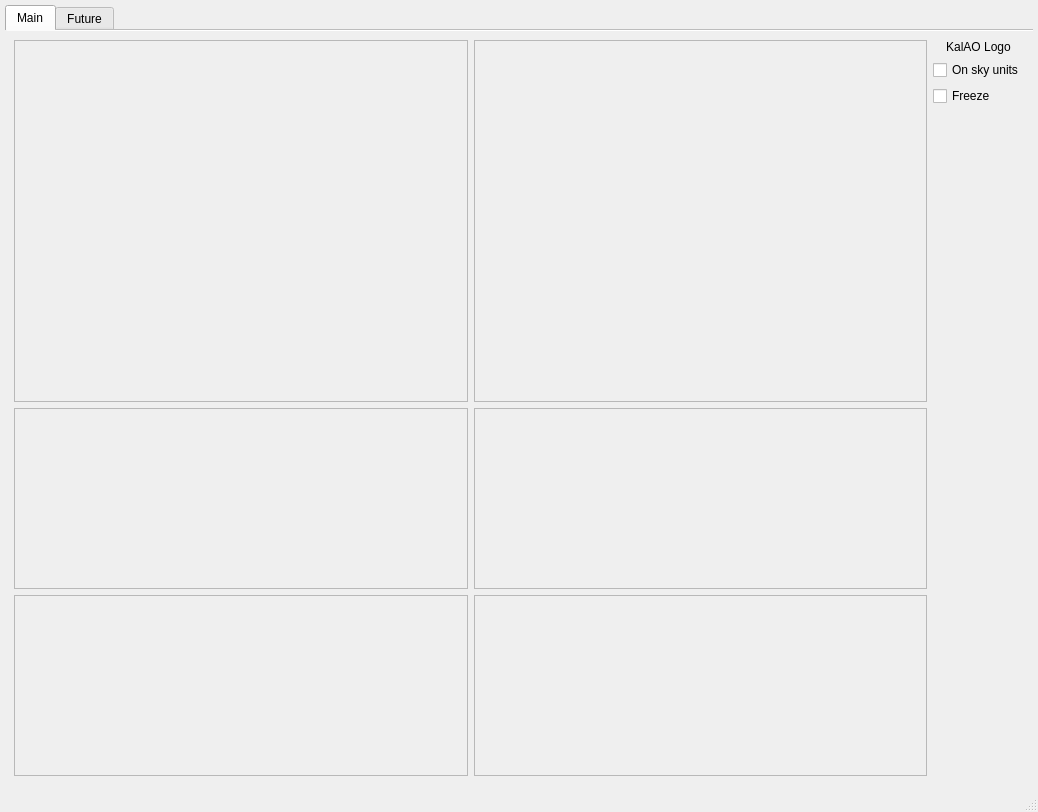
Old version of the form guis/ui/unified.ui in the repository janis-hag/kalao-ics.
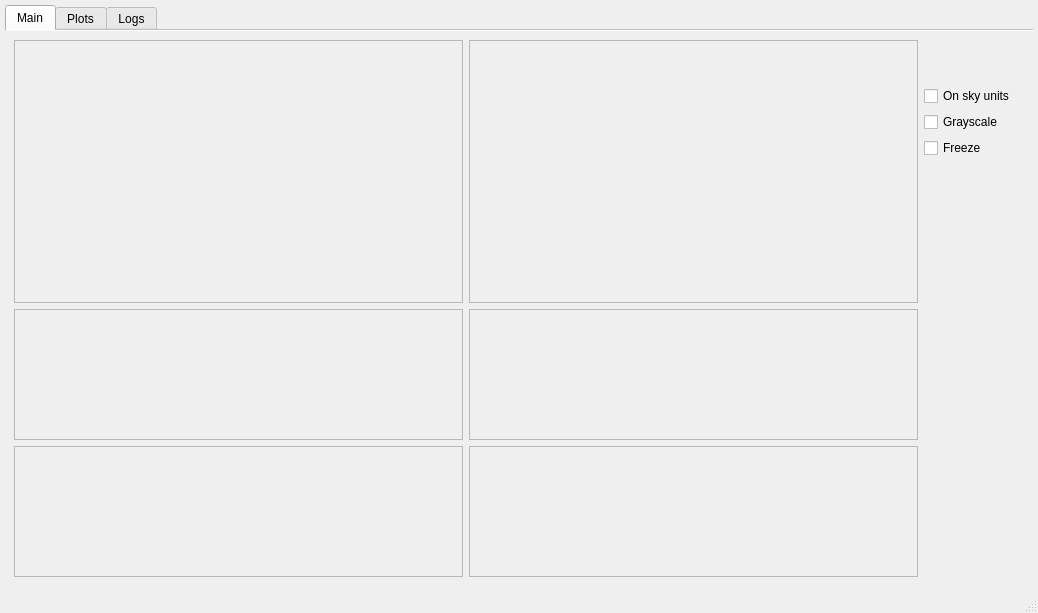
New version of the form. Custom widgets are drawn as their Qt base class.

```diff
--- a/guis/ui/unified.ui
+++ b/guis/ui/unified.ui
@@ -7,7 +7,7 @@
     <x>0</x>
     <y>0</y>
     <width>1038</width>
-    <height>812</height>
+    <height>613</height>
    </rect>
   </property>
   <property name="windowTitle">
@@ -42,16 +42,82 @@
        <attribute name="title">
         <string>Main</string>
        </attribute>
-       <layout class="QGridLayout" name="gridLayout_8" rowstretch="2,1,1" columnstretch="1,1,0,0">
-        <item row="0" column="3" rowspan="3">
+       <layout class="QGridLayout" name="gridLayout_8" rowstretch="2,1,1" columnstretch="1,1,0">
+        <item row="1" column="1">
+         <widget class="QFrame" name="flux_frame">
+          <property name="frameShape">
+           <enum>QFrame::StyledPanel</enum>
+          </property>
+          <property name="frameShadow">
+           <enum>QFrame::Raised</enum>
+          </property>
+          <layout class="QGridLayout" name="gridLayout_5"/>
+         </widget>
+        </item>
+        <item row="2" column="1">
+         <widget class="QFrame" name="ttm_frame">
+          <property name="frameShape">
+           <enum>QFrame::StyledPanel</enum>
+          </property>
+          <property name="frameShadow">
+           <enum>QFrame::Raised</enum>
+          </property>
+          <layout class="QGridLayout" name="gridLayout_6"/>
+         </widget>
+        </item>
+        <item row="0" column="1">
+         <widget class="QFrame" name="fli_frame">
+          <property name="frameShape">
+           <enum>QFrame::StyledPanel</enum>
+          </property>
+          <property name="frameShadow">
+           <enum>QFrame::Raised</enum>
+          </property>
+          <layout class="QGridLayout" name="gridLayout_7"/>
+         </widget>
+        </item>
+        <item row="2" column="0">
+         <widget class="QFrame" name="slopes_frame">
+          <property name="frameShape">
+           <enum>QFrame::StyledPanel</enum>
+          </property>
+          <property name="frameShadow">
+           <enum>QFrame::Raised</enum>
+          </property>
+          <layout class="QGridLayout" name="gridLayout_4"/>
+         </widget>
+        </item>
+        <item row="1" column="0">
+         <widget class="QFrame" name="dm_frame">
+          <property name="frameShape">
+           <enum>QFrame::StyledPanel</enum>
+          </property>
+          <property name="frameShadow">
+           <enum>QFrame::Raised</enum>
+          </property>
+          <layout class="QGridLayout" name="gridLayout_3"/>
+         </widget>
+        </item>
+        <item row="0" column="0">
+         <widget class="QFrame" name="wfs_frame">
+          <property name="frameShape">
+           <enum>QFrame::StyledPanel</enum>
+          </property>
+          <property name="frameShadow">
+           <enum>QFrame::Raised</enum>
+          </property>
+          <layout class="QGridLayout" name="gridLayout_2"/>
+         </widget>
+        </item>
+        <item row="0" column="2" rowspan="3">
          <layout class="QVBoxLayout" name="verticalLayout">
           <item>
-           <widget class="QLabel" name="logo_label">
-            <property name="text">
-             <string>KalAO Logo</string>
-            </property>
-            <property name="alignment">
-             <set>Qt::AlignCenter</set>
+           <widget class="KalAOSvgWidget" name="logo_label" native="true">
+            <property name="minimumSize">
+             <size>
+              <width>100</width>
+              <height>40</height>
+             </size>
             </property>
            </widget>
           </item>
@@ -62,6 +128,13 @@
             </property>
            </widget>
           </item>
+          <item>
+           <widget class="QCheckBox" name="colormap_checkbox">
+            <property name="text">
+             <string>Grayscale</string>
+            </property>
+           </widget>
+          </item>
           <item>
            <widget class="QCheckBox" name="freeze_checkbox">
             <property name="text">
@@ -84,78 +157,19 @@
           </item>
          </layout>
         </item>
-        <item row="1" column="0">
-         <widget class="QFrame" name="dm_frame">
-          <property name="frameShape">
-           <enum>QFrame::StyledPanel</enum>
-          </property>
-          <property name="frameShadow">
-           <enum>QFrame::Raised</enum>
-          </property>
-          <layout class="QGridLayout" name="gridLayout_3"/>
-         </widget>
-        </item>
-        <item row="2" column="0">
-         <widget class="QFrame" name="slopes_frame">
-          <property name="frameShape">
-           <enum>QFrame::StyledPanel</enum>
-          </property>
-          <property name="frameShadow">
-           <enum>QFrame::Raised</enum>
-          </property>
-          <layout class="QGridLayout" name="gridLayout_4"/>
-         </widget>
-        </item>
-        <item row="0" column="1">
-         <widget class="QFrame" name="fli_frame">
-          <property name="frameShape">
-           <enum>QFrame::StyledPanel</enum>
-          </property>
-          <property name="frameShadow">
-           <enum>QFrame::Raised</enum>
-          </property>
-          <layout class="QGridLayout" name="gridLayout_7"/>
-         </widget>
-        </item>
-        <item row="0" column="0">
-         <widget class="QFrame" name="wfs_frame">
-          <property name="frameShape">
-           <enum>QFrame::StyledPanel</enum>
-          </property>
-          <property name="frameShadow">
-           <enum>QFrame::Raised</enum>
-          </property>
-          <layout class="QGridLayout" name="gridLayout_2"/>
-         </widget>
-        </item>
-        <item row="1" column="1">
-         <widget class="QFrame" name="flux_frame">
-          <property name="frameShape">
-           <enum>QFrame::StyledPanel</enum>
-          </property>
-          <property name="frameShadow">
-           <enum>QFrame::Raised</enum>
-          </property>
-          <layout class="QGridLayout" name="gridLayout_5"/>
-         </widget>
-        </item>
-        <item row="2" column="1">
-         <widget class="QFrame" name="ttm_frame">
-          <property name="frameShape">
-           <enum>QFrame::StyledPanel</enum>
-          </property>
-          <property name="frameShadow">
-           <enum>QFrame::Raised</enum>
-          </property>
-          <layout class="QGridLayout" name="gridLayout_6"/>
-         </widget>
-        </item>
        </layout>
       </widget>
       <widget class="QWidget" name="tab_2">
        <attribute name="title">
-        <string>Future</string>
+        <string>Plots</string>
        </attribute>
+       <layout class="QVBoxLayout" name="verticalLayout_2"/>
+      </widget>
+      <widget class="QWidget" name="logs_tab">
+       <attribute name="title">
+        <string>Logs</string>
+       </attribute>
+       <layout class="QVBoxLayout" name="verticalLayout_3"/>
       </widget>
      </widget>
     </item>
@@ -173,8 +187,14 @@
   </widget>
   <widget class="QStatusBar" name="statusbar"/>
  </widget>
- <resources>
-  <include location="../logo.qrc"/>
- </resources>
+ <customwidgets>
+  <customwidget>
+   <class>KalAOSvgWidget</class>
+   <extends>QWidget</extends>
+   <header>kalaosvgwidget.h</header>
+   <container>1</container>
+  </customwidget>
+ </customwidgets>
+ <resources/>
  <connections/>
 </ui>
```
Left out of the diff: 6 changed lines with no effect on the pictures.
